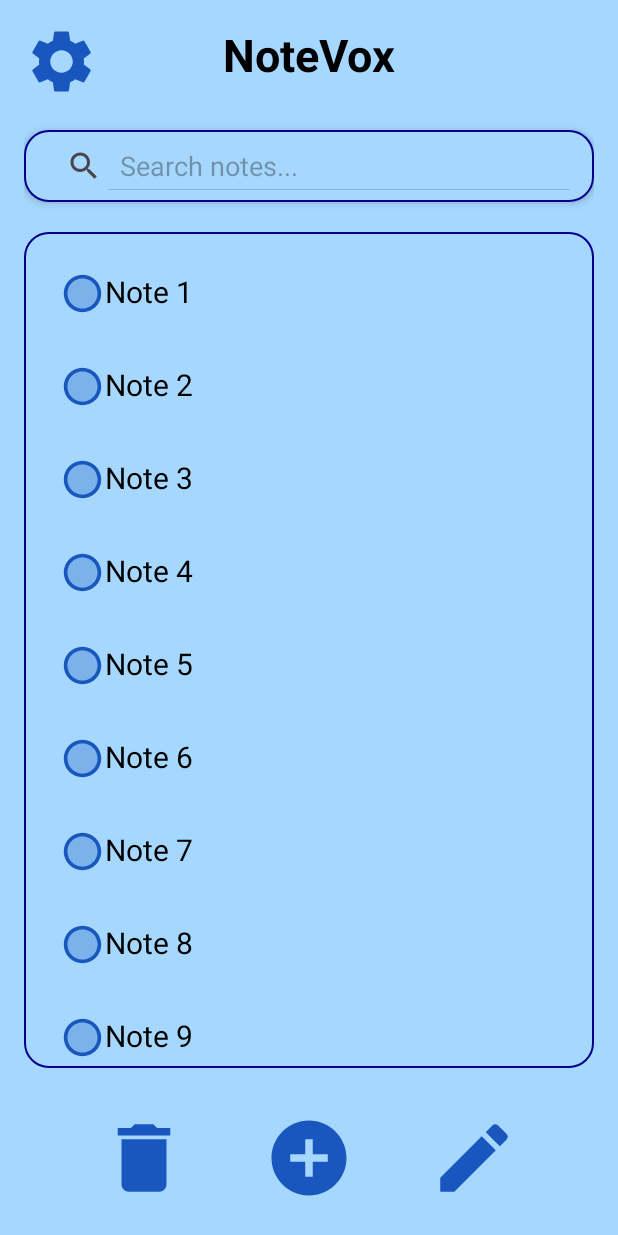
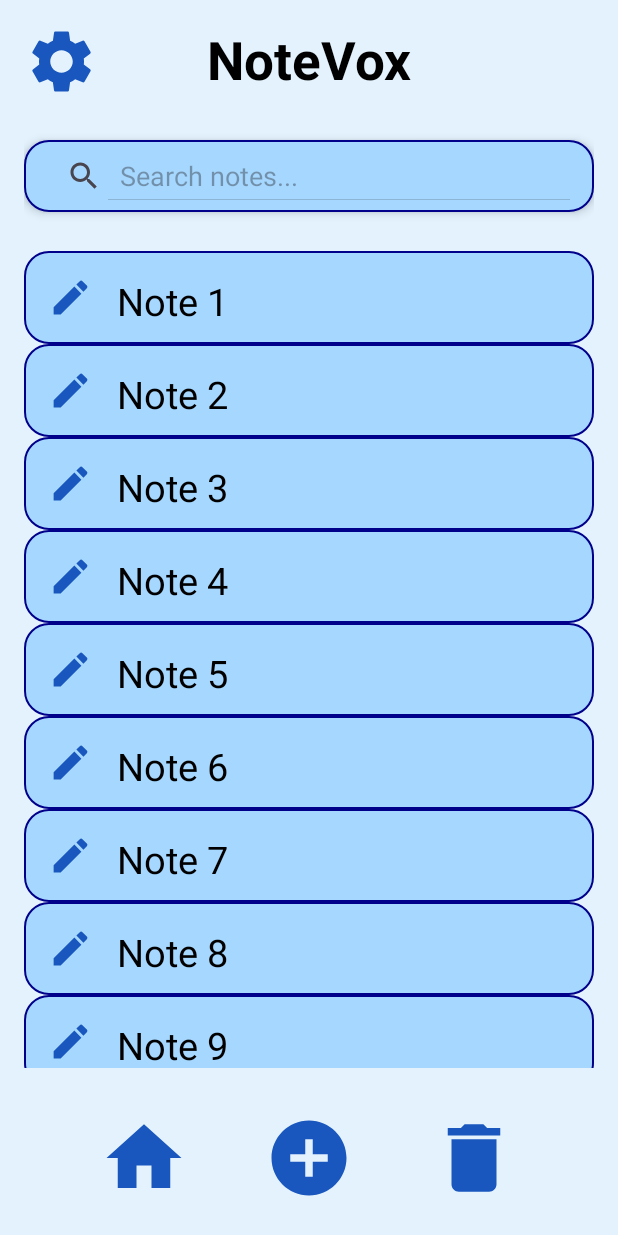
Before and after one commit to Ilyashabou/NoteVox, an Android app: the screen it shows after launch (HomeActivity), on a phone screen of 412 x 824 dp. Run offline under Robolectric (Android 15) with nearby library versions, the phone set to English and light mode, and no system bars.

Commit message:
edit the interfaces

```diff
--- a/app/build.gradle.kts
+++ b/app/build.gradle.kts
@@ -1,5 +1,6 @@
 plugins {
     alias(libs.plugins.android.application)
+    alias(libs.plugins.google.gms.google.services)
 }
 
 android {
@@ -37,6 +38,8 @@ dependencies {
     implementation(libs.material)
     implementation(libs.activity)
     implementation(libs.constraintlayout)
+    implementation(libs.firebase.firestore)
+    implementation(libs.firebase.database)
     testImplementation(libs.junit)
     androidTestImplementation(libs.ext.junit)
     androidTestImplementation(libs.espresso.core)
--- a/app/src/main/java/com/example/notevox/NotesActivity.java
+++ /dev/null
@@ -1,4 +0,0 @@
-package com.example.notevox;
-
-public class NotesActivity {
-}
--- a/app/src/main/java/com/example/notevox/SettingsActivity.java
+++ /dev/null
@@ -1,4 +0,0 @@
-package com.example.notevox;
-
-public class SettingsActivity {
-}
--- a/app/src/main/res/drawable/ic_edit.xml
+++ b/app/src/main/res/drawable/ic_edit.xml
@@ -1,4 +1,4 @@
-<vector xmlns:android="http://schemas.android.com/apk/res/android" android:height="40dp" android:tint="#1957BE" android:viewportHeight="24" android:viewportWidth="24" android:width="40dp">
+<vector xmlns:android="http://schemas.android.com/apk/res/android" android:height="30dp" android:tint="#1957BE" android:viewportHeight="24" android:viewportWidth="24" android:width="30dp">
 
     <path android:fillColor="@android:color/white" android:pathData="M3,17.25V21h3.75L17.81,9.94l-3.75,-3.75L3,17.25zM20.71,7.04c0.39,-0.39 0.39,-1.02 0,-1.41l-2.34,-2.34c-0.39,-0.39 -1.02,-0.39 -1.41,0l-1.83,1.83 3.75,3.75 1.83,-1.83z"/>
 
--- /dev/null
+++ b/app/src/main/res/drawable/ic_home.xml
@@ -0,0 +1,9 @@
+<vector xmlns:android="http://schemas.android.com/apk/res/android"
+    android:width="24dp"
+    android:height="24dp"
+    android:viewportWidth="24"
+    android:viewportHeight="24">
+    <path
+        android:fillColor="#1957BE"
+        android:pathData="M10,20v-6h4v6h5v-8h3L12,3 2,12h3v8z" />
+</vector>
--- /dev/null
+++ b/app/src/main/res/drawable/rounded_search_background_of_recycle.xml
@@ -0,0 +1,6 @@
+<shape xmlns:android="http://schemas.android.com/apk/res/android">
+    <solid android:color="#1957BE" />
+    <corners android:radius="16dp" />
+    <padding android:left="8dp" android:right="8dp" android:top="4dp" android:bottom="4dp" />
+    <stroke android:width="1dp" android:color="@color/dark_blue" />
+</shape>
--- a/app/src/main/res/layout/activity_home.xml
+++ b/app/src/main/res/layout/activity_home.xml
@@ -4,7 +4,7 @@
     android:layout_width="match_parent"
     android:layout_height="match_parent"
     xmlns:tools="http://schemas.android.com/tools"
-    android:background="@color/light_blue"
+    android:background="#E3F2FD"
     android:padding="16dp">
 
     <!-- Settings Icon -->
@@ -23,7 +23,7 @@
         android:layout_height="wrap_content"
         android:text="NoteVox"
         android:textColor="@android:color/black"
-        android:textSize="30sp"
+        android:textSize="35sp"
         android:textStyle="bold"
         app:layout_constraintEnd_toEndOf="parent"
         app:layout_constraintStart_toStartOf="parent"
@@ -47,7 +47,6 @@
         android:textColorHint="@color/hintTextColor"
         android:textColor="@android:color/black" />
 
-
     <!-- List of Notes -->
     <LinearLayout
         android:id="@+id/notes_list"
@@ -60,8 +59,6 @@
         app:layout_constraintTop_toBottomOf="@id/search_view"
         app:layout_constraintEnd_toEndOf="parent"
         app:layout_constraintStart_toStartOf="parent"
-        android:background="@drawable/rounded_search_background"
-
         >
 
         <androidx.recyclerview.widget.RecyclerView
@@ -89,16 +86,17 @@
         app:layout_constraintBottom_toBottomOf="parent"
         android:src="@drawable/ic_add"
         android:layout_marginBottom="6dp"
-
-        />
-
+        android:contentDescription="Add a new note"
+        android:onClick="AddNotes"
+        android:clickable="true"
+        android:focusable="true" />
 
     <ImageView
         android:id="@+id/delete_note_button"
         android:layout_width="60dp"
         android:layout_height="60dp"
         android:layout_marginBottom="6dp"
-        android:src="@drawable/ic_delete"
+        android:src="@drawable/ic_home"
         app:layout_constraintBottom_toBottomOf="parent"
         app:layout_constraintEnd_toStartOf="@+id/add_note_button"
         app:layout_constraintRight_toLeftOf="@id/add_note_button"
@@ -109,7 +107,7 @@
         android:layout_width="60dp"
         android:layout_height="60dp"
         android:layout_marginBottom="6dp"
-        android:src="@drawable/ic_edit"
+        android:src="@drawable/ic_delete"
         app:layout_constraintBottom_toBottomOf="parent"
         app:layout_constraintEnd_toEndOf="parent"
         app:layout_constraintLeft_toRightOf="@id/add_note_button"
--- a/app/src/main/res/layout/activity_notes.xml
+++ /dev/null
@@ -1,6 +0,0 @@
-<?xml version="1.0" encoding="utf-8"?>
-<androidx.constraintlayout.widget.ConstraintLayout xmlns:android="http://schemas.android.com/apk/res/android"
-    android:layout_width="match_parent"
-    android:layout_height="match_parent">
-
-</androidx.constraintlayout.widget.ConstraintLayout>
--- a/app/src/main/res/layout/activity_settings.xml
+++ /dev/null
@@ -1,6 +0,0 @@
-<?xml version="1.0" encoding="utf-8"?>
-<androidx.constraintlayout.widget.ConstraintLayout xmlns:android="http://schemas.android.com/apk/res/android"
-    android:layout_width="match_parent"
-    android:layout_height="match_parent">
-
-</androidx.constraintlayout.widget.ConstraintLayout>
--- a/app/src/main/res/layout/item_note.xml
+++ b/app/src/main/res/layout/item_note.xml
@@ -4,20 +4,26 @@
     android:layout_height="wrap_content"
     android:orientation="horizontal"
     android:padding="16dp"
-    android:background="@color/light_blue">
+    android:background="@drawable/rounded_search_background">
+
 
     <ImageView
         android:id="@+id/image_item"
         android:layout_width="wrap_content"
         android:layout_height="wrap_content"
-        android:src="@drawable/image_items"/>
+        android:src="@drawable/ic_edit"
+
+        />
 
     <TextView
         android:id="@+id/note_text"
-        android:layout_width="wrap_content"
-        android:layout_height="wrap_content"
-        android:textSize="20sp"
+        android:layout_width="match_parent"
+        android:layout_height="match_parent"
+        android:textSize="25sp"
         android:textColor="@android:color/black"
-        android:text="Note Placeholder" />
+        android:text="Note Placeholder"
+        android:layout_below="@id/image_item"
+        android:layout_marginLeft="16dp"/>
+
 
 </LinearLayout>
--- a/build.gradle.kts
+++ b/build.gradle.kts
@@ -1,4 +1,5 @@
 // Top-level build file where you can add configuration options common to all sub-projects/modules.
 plugins {
     alias(libs.plugins.android.application) apply false
+    alias(libs.plugins.google.gms.google.services) apply false
 }
--- a/gradle/libs.versions.toml
+++ b/gradle/libs.versions.toml
@@ -7,6 +7,9 @@ appcompat = "1.7.0"
 material = "1.12.0"
 activity = "1.9.3"
 constraintlayout = "2.2.0"
+googleGmsGoogleServices = "4.4.2"
+firebaseFirestore = "25.1.1"
+firebaseDatabase = "21.0.0"
 
 [libraries]
 junit = { group = "junit", name = "junit", version.ref = "junit" }
@@ -16,6 +19,9 @@ appcompat = { group = "androidx.appcompat", name = "appcompat", version.ref = "a
 material = { group = "com.google.android.material", name = "material", version.ref = "material" }
 activity = { group = "androidx.activity", name = "activity", version.ref = "activity" }
 constraintlayout = { group = "androidx.constraintlayout", name = "constraintlayout", version.ref = "constraintlayout" }
+firebase-firestore = { group = "com.google.firebase", name = "firebase-firestore", version.ref = "firebaseFirestore" }
+firebase-database = { group = "com.google.firebase", name = "firebase-database", version.ref = "firebaseDatabase" }
 
 [plugins]
 android-application = { id = "com.android.application", version.ref = "agp" }
+google-gms-google-services = { id = "com.google.gms.google-services", version.ref = "googleGmsGoogleServices" }
```
Also changed, not shown: app/src/main/AndroidManifest.xml (+8 -4 lines), app/src/main/java/com/example/notevox/HomeActivity.java (+7 -1 lines), app/src/main/res/drawable/ic_shared.xml (added, +9 -0 lines), 1 other file.
